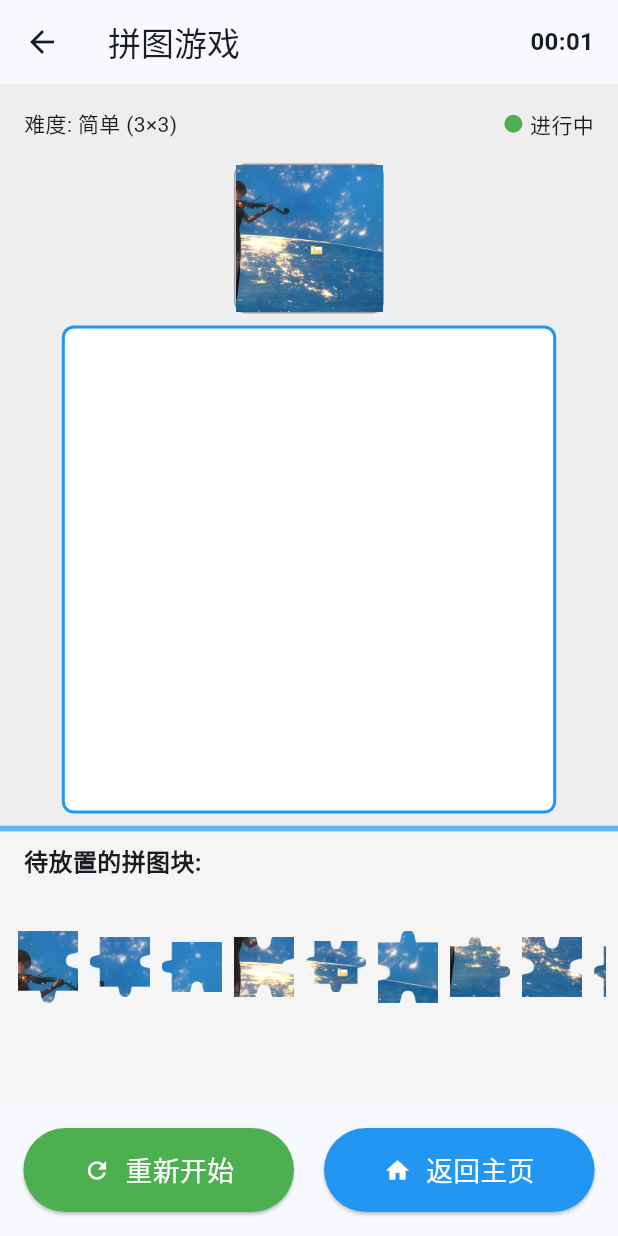
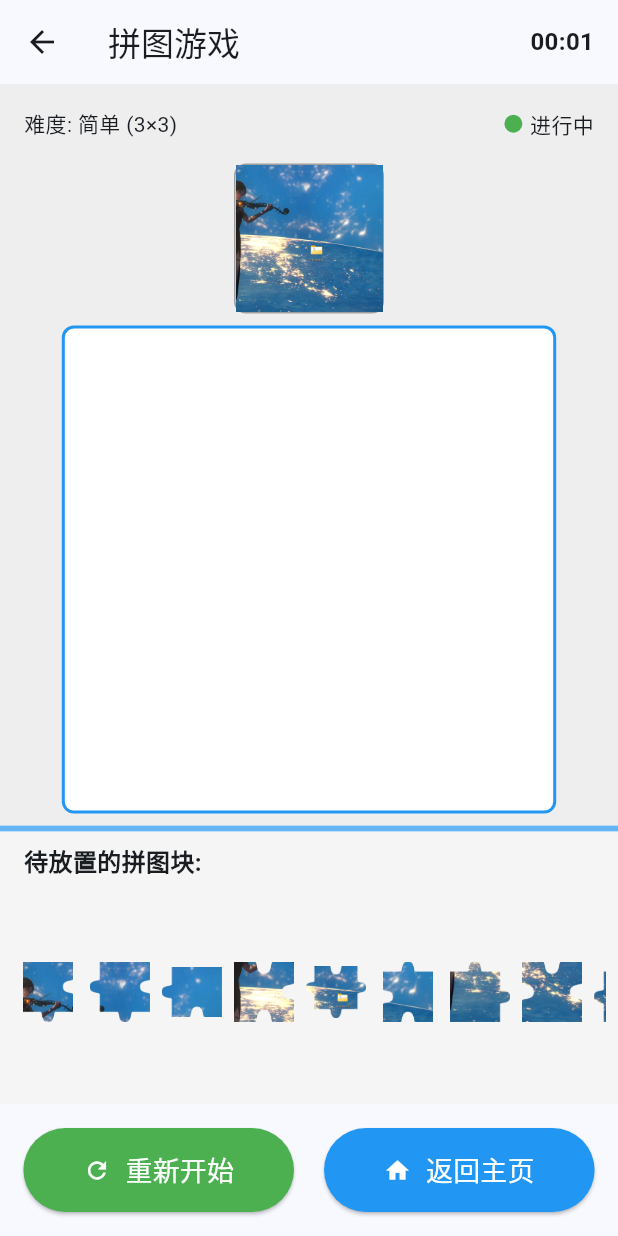
Before and after one commit to BIT-SEpractice-2025-3/Jigsaw-master, a Flutter app: the PuzzlePage screen opened directly, on a phone screen of 412 x 824 dp. Run offline on Flutter 3.47's test engine with Material 3 defaults, Android fonts, the light colour scheme and no system bars; our stand-ins replace file_picker, image_picker.

Commit message:
修正拼图块放置逻辑，确保在靠近正确位置时才放置拼图块

```diff
--- a/lib/widgets/puzzle.dart
+++ b/lib/widgets/puzzle.dart
@@ -475,8 +475,7 @@ class _PuzzlePageState extends State<PuzzlePage> {
                   if (_currentDraggingPiece != null) {
                     final targetPosition = _currentDraggingPiece!.nodeId;
 
-                    if (targetPosition >= 0 &&
-                        targetPosition < _gameService.placedPieces.length &&
+                    if (_shouldHighlightTarget &&
                         _gameService.placedPieces[targetPosition] == null) {
 
                       // 直接放置拼图块
@@ -566,15 +565,17 @@ class _PuzzlePageState extends State<PuzzlePage> {
           ),
 
           // 可横向滑动的拼图块列表
-          SizedBox(
-            height: 100, // 固定高度确保可以显示
+          Expanded(
             child: ListView.builder(
               scrollDirection: Axis.horizontal,
               itemCount: _gameService.availablePieces.length,
               itemBuilder: (context, index) {
                 return Padding(
                   padding: const EdgeInsets.symmetric(horizontal: 4.0),
-                  child: _buildDraggablePuzzlePiece(index),
+                  child: Center(
+                    heightFactor: 0.6,
+                    child: _buildDraggablePuzzlePiece(index),
+                  ),
                 );
               },
             ),
```
